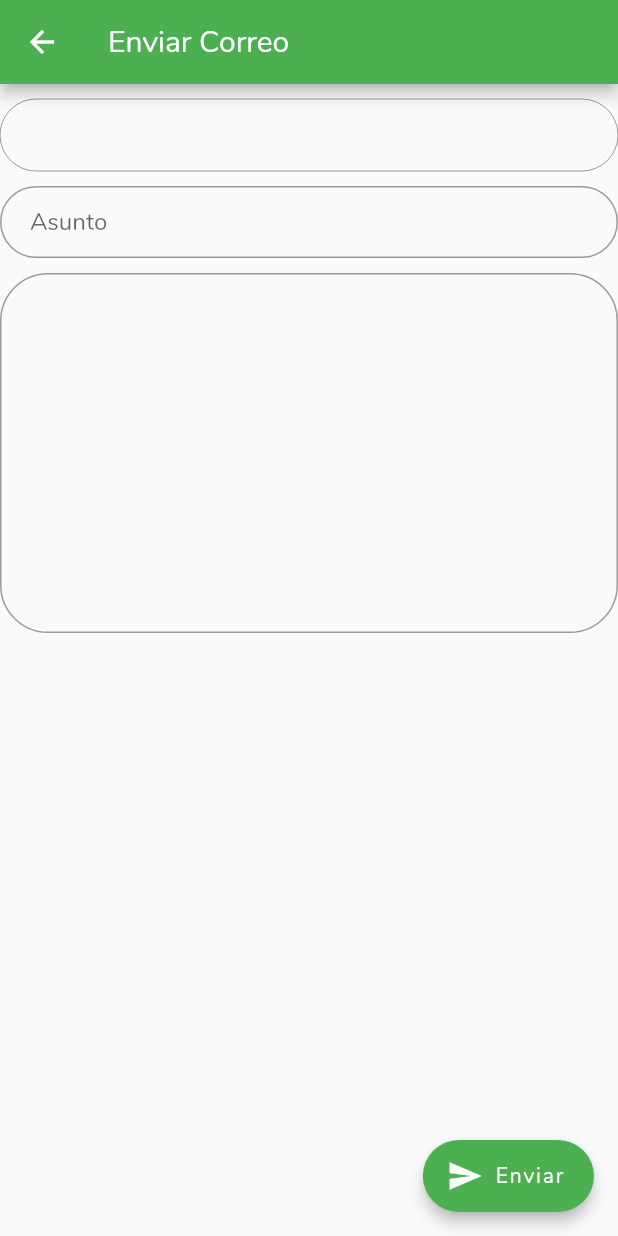
After one commit to IsraelM17/SII-Estudiantes, a Flutter app: the SendEmail screen opened by its route, after a tap on "Enviar", on a phone screen of 412 x 824 dp. The commit adds this screen. Run offline on Flutter 3.47's test engine with Material 2 defaults, Android fonts, the phone set to English and light mode, and no system bars; missing offline and left inert: flutter_pdf_viewer, mailer; network calls fail.

Commit message:
Enviar correos OK

```diff
--- a/lib/connection/sendMail.dart
+++ b/lib/connection/sendMail.dart
@@ -1,23 +1,28 @@
 import 'dart:io';
+import 'package:sii_patm/utils/settings.dart';
 
 import 'package:mailer/mailer.dart';
 import 'package:mailer/smtp_server/gmail.dart';
 
 class SendMail{
-  main() async {
-    String username = '14030625@itcelaya.edu.mx';
-    String password = 'santiago1105.';
+
+  main(String from, String subjectt, String content) async {
+
+    String username = Settings.noControl+"@itcelaya.edu.mx";
+    String password = Settings.passwordStudent;
 
     final smtpServer = gmail(username, password);
 
     // Create our message.
     final message = new Message()
-      ..from = new Address(username, 'Your name')
-      ..recipients.add('se.israel.mc@gmail.com')
-      ..subject = 'Test Dart Mailer library :: 😀 :: ${new DateTime.now()}'
-      ..text = 'This is the plain text.\nThis is line 2 of the text part.'
-      ..html = "<h1>Test</h1>\n<p>Hey! Here's some HTML content</p>";
+      ..from = new Address(username, subjectt)
+      ..recipients.add(from)
+      ..subject = subjectt
+      ..text = content
+      ..html = "<h1></h1>\n<p>"+content+"</p>";
 
+    print(from+" -- "+subjectt+" -- "+content);
+    print(username+" -- "+password);
     final sendReports = await send(message, smtpServer);
   }
 
--- a/lib/main.dart
+++ b/lib/main.dart
@@ -3,6 +3,7 @@ import 'package:sii_patm/pages/SplashScreen.dart';
 import 'package:sii_patm/pages/dashboard.dart';
 import 'package:sii_patm/pages/MenuDrawer/contacts.dart';
 import 'package:sii_patm/pages/MenuDrawer/profile.dart';
+import 'package:sii_patm/pages/MenuDrawer/mail.dart';
 
 void main() => runApp(MyApp());
 
@@ -10,6 +11,7 @@ var routes = <String, WidgetBuilder>{
   "/dashboard": (BuildContext context) => DashBoard(),
   "/contacts": (BuildContext context) => Contacts(),
   "/updateStudent": (BuildContext context) => Profile(),
+  "/sendMail": (BuildContext context) => SendEmail(),
 };
 
 class MyApp extends StatelessWidget {
--- /dev/null
+++ b/lib/pages/MenuDrawer/mail.dart
@@ -0,0 +1,84 @@
+import 'package:flutter/material.dart';
+import 'package:sii_patm/connection/sendmail.dart';
+import 'package:sii_patm/utils/settings.dart';
+
+class SendEmail extends StatefulWidget {
+  @override
+  _SendEmailState createState() => new _SendEmailState();
+ }
+
+class _SendEmailState extends State<SendEmail> with SingleTickerProviderStateMixin{
+
+  TextEditingController controllerFrom    = new TextEditingController();
+  TextEditingController controllerSubject = new TextEditingController();
+  TextEditingController controllerContent = new TextEditingController();
+
+  @override
+  void initState(){
+    super.initState();
+    controllerFrom.text = Settings.teacherMail;
+  }
+
+  @override
+  Widget build(BuildContext context) {
+
+  final from = TextFormField(
+    autofocus: false,
+    enabled: false,
+    decoration: InputDecoration(
+      contentPadding: EdgeInsets.fromLTRB(20.0, 10.0, 20.0, 10.0),
+      border: OutlineInputBorder(borderRadius: BorderRadius.circular(32.0))
+    ),
+    controller: controllerFrom,
+  );
+
+  final subject = TextFormField(
+    autofocus: false,
+    enabled: true,
+    decoration: InputDecoration(
+      contentPadding: EdgeInsets.fromLTRB(20.0, 10.0, 20.0, 10.0),
+      border: OutlineInputBorder(borderRadius: BorderRadius.circular(32.0)),
+      hintText: 'Asunto'
+    ),
+    controller: controllerSubject,
+  );
+
+  final contenido = TextFormField(
+      autofocus: false,
+      decoration: InputDecoration(
+        contentPadding: EdgeInsets.fromLTRB(20.0, 10.0, 20.0, 10.0),
+        border: OutlineInputBorder(borderRadius: BorderRadius.circular(32.0)), fillColor: Colors.green,
+      ),
+      maxLines: 10,
+      controller: controllerContent,
+    );
+
+    return new Scaffold(
+      appBar: AppBar(
+        title: Text("Enviar Correo"),
+        backgroundColor: Colors.green,
+      ),
+      body: SingleChildScrollView(
+        child: Column(
+          children: <Widget>[
+            SizedBox(height: 10.0),
+            from,
+            SizedBox(height: 10.0),
+            subject,
+            SizedBox(height: 10.0),
+            contenido
+          ],
+        ),
+      ),
+      floatingActionButton: FloatingActionButton.extended(
+        elevation: 4.0,
+        icon: const Icon(Icons.send),
+        label: const Text('Enviar'),
+        onPressed: () {
+          SendMail().main(controllerFrom.text, controllerSubject.text, controllerContent.text);
+        },
+      ),
+    );
+  }
+  //final btnSend =
+}
--- a/lib/pages/dashboard.dart
+++ b/lib/pages/dashboard.dart
@@ -46,6 +46,7 @@ class _DashBoardState extends State<DashBoard>  with SingleTickerProviderStateMi
       },
     );
   }
+
   Drawer getDrawer(BuildContext context){
     ListView listView = new ListView(
       children: <Widget>[
@@ -130,7 +131,7 @@ class _DashBoardState extends State<DashBoard>  with SingleTickerProviderStateMi
   }
 
   void validate() async{
-    String student = await HttpHandler().getStudent(Settings.cadenaCon+"wsstudent/getStudent/"+Settings.user+"/"+Settings.token);
+    String student = await HttpHandler().getStudent(Settings.cadenaCon+"wsstudent/getStudent/"+Settings.nameStudent+"/"+Settings.token);
   }
 
   Future loadStudent() async {
@@ -141,7 +142,7 @@ class _DashBoardState extends State<DashBoard>  with SingleTickerProviderStateMi
 
     setState(() {
           nameStudent = student.name;
-          Settings.nameUser = nameStudent + " " + student.father_lastname;
+          Settings.nameStudent = nameStudent + " " + student.father_lastname;
           Settings.career = student.career;
           Settings.noControl = student.nocontrol;
           Settings.address = student.address;
--- a/lib/utils/my_navigator.dart
+++ b/lib/utils/my_navigator.dart
@@ -13,6 +13,9 @@ class MyNavigator {
     Navigator.pushNamed(context, route);
   }
 
+  static void goToSendMail(BuildContext context, String route){
+    Navigator.pushNamed(context, route);
+  }
   /*
   static void goToIntro(BuildContext c  ontext) {
     Navigator.pushNamed(context, "/intro");
--- a/lib/utils/settings.dart
+++ b/lib/utils/settings.dart
@@ -1,15 +1,33 @@
 class Settings{
 
-  static String token = "";
-  static String user  = "";
-  static String iduser = "";
+  /**
+   * auth and connection variables
+   */
   static String username = 'root';
   static String password = 'root';
   static String cadenaCon = 'http://192.168.100.254:8080/SII-WSPATM/api/';
-  static String nameUser = "";
+
+  /**
+   * ****
+   */
+  static String token = "";
+  static String iduser = "";
+  static int statusCode = 0;
+
+  /**
+   * student variable's
+   */
+  static String nameStudent = "";
   static String career = "";
   static String address = "";
   static String phone = "";
   static String noControl = "";
-  static int statusCode = 0;
+  static String passwordStudent = "";
+
+
+  /**
+   * teacher's variable's
+   */
+  static String teacherMail = "";
+
 }
```
Also changed, not shown: lib/pages/DashBoardFolder/cursos.dart (+4 -4 lines), lib/pages/MenuDrawer/contacts.dart (+7 -4 lines), lib/pages/login.dart (+4 -3 lines).
